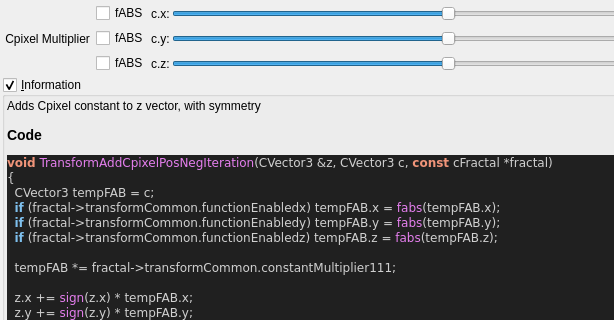
Above: mandelbulber2/qt_data/fractal_transf_add_Cpixel_symmetrical.ui from buddhi1980/mandelbulber2 before the change; both pictures show x 0 to 614 and y 0 to 320 of the 817 by 846 pixel window. Below: the same form after it.
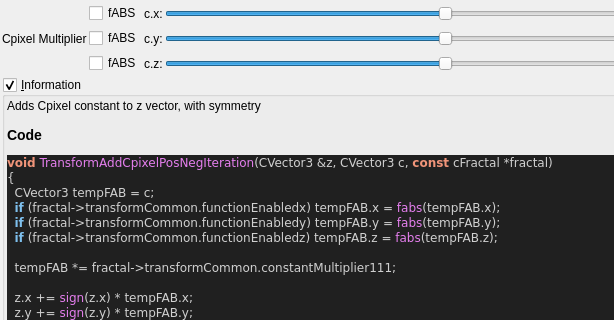
That is the form after the change. Custom widgets are drawn as their Qt base class.

```diff
--- a/mandelbulber2/qt_data/fractal_transf_add_Cpixel_symmetrical.ui
+++ b/mandelbulber2/qt_data/fractal_transf_add_Cpixel_symmetrical.ui
@@ -44,7 +44,7 @@
      <item row="1" column="0">
       <widget class="QLabel" name="label_112">
        <property name="text">
-        <string> Cpixel Multiplier </string>
+        <string>Cpixel Multiplier</string>
        </property>
       </widget>
      </item>
```
